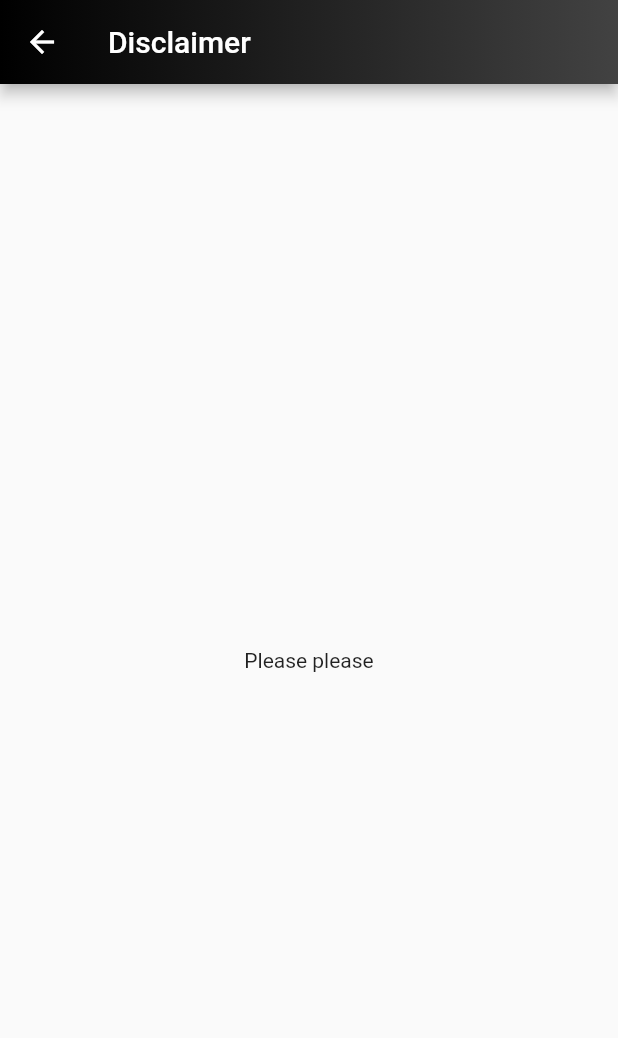
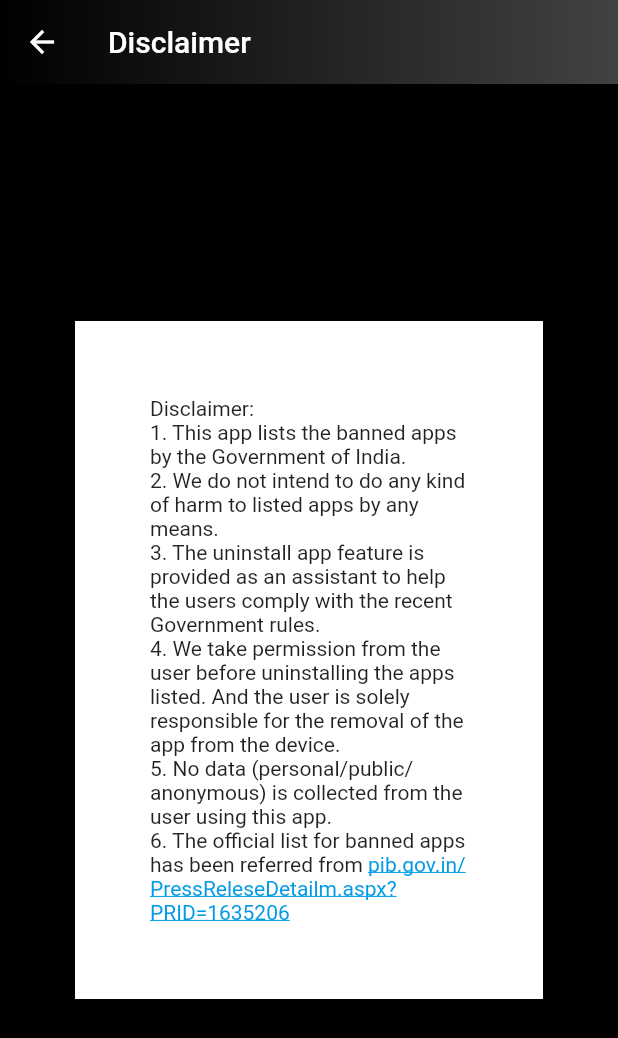
Before and after one commit to Phyla-Developers/Prahaar-UI, a Flutter app: the DisclaimerScreen screen opened by its route, on a phone screen of 412 x 824 dp. Shown: the top 1038 px of the screen. Run offline on Flutter 3.47's test engine with Material 2 defaults, Android fonts, the phone set to English and light mode, and no system bars; drawn by our look-alikes of flutter_linkify; our stand-ins replace gradient_app_bar; missing offline and left inert: device_apps, esys_flutter_share, intent.

Commit message:
Multiple Changes Disclaimer formatted About formatted Social dynamic link added Splash screen added

```diff
--- a/lib/main.dart
+++ b/lib/main.dart
@@ -7,11 +7,11 @@ import 'package:flutter/material.dart';
 import 'package:intent/intent.dart' as android_intent;
 import 'package:intent/action.dart' as android_action;
 import 'package:gradient_app_bar/gradient_app_bar.dart';
+import 'package:prahaar/pages/splash.dart';
 
 void main() => runApp(MaterialApp(
-      initialRoute: '/',
+      home: SplashScreen(),
       routes: {
-        '/': (context) => ListAppsPages(),
         '/about': (context) => AboutScreen(),
         '/disclaimer': (context) => DisclaimerScreen(),
         '/all_apps': (context) => AllAppsScreen(),
--- a/lib/pages/disclaimer.dart
+++ b/lib/pages/disclaimer.dart
@@ -1,7 +1,11 @@
 import 'package:flutter/material.dart';
+import 'package:flutter_linkify/flutter_linkify.dart';
 import 'package:gradient_app_bar/gradient_app_bar.dart';
+import 'dart:async';
+import 'package:url_launcher/url_launcher.dart';
 
 class DisclaimerScreen extends StatelessWidget {
+  final bodyTextStyle = TextStyle();
   @override
   Widget build(BuildContext context) {
     return Scaffold(
@@ -10,9 +14,30 @@ class DisclaimerScreen extends StatelessWidget {
         backgroundColorStart: Colors.black,
         backgroundColorEnd: Color.fromRGBO(66, 66, 66, 1),
       ),
-      body: Center(
-        child: Text('Please please'),
-      ),
+      body: Container(
+          width: double.infinity,
+          height: double.infinity,
+          padding: EdgeInsets.all(50),
+          color: Colors.black,
+          child: Center(
+            child: Container(
+              padding: EdgeInsets.all(50),
+              decoration: BoxDecoration(color: Colors.white),
+              child: Linkify(
+                  text:
+                      "Disclaimer:\n1. This app lists the banned apps by the Government of India.\n2. We do not intend to do any kind of harm to listed apps by any means.\n3. The uninstall app feature is provided as an assistant to help the users comply with the recent Government rules.\n4. We take permission from the user before uninstalling the apps listed. And the user is solely responsible for the removal of the app from the device.\n5. No data (personal/public/anonymous) is collected from the user using this app.\n6. The official list for banned apps has been referred from https://pib.gov.in/PressReleseDetailm.aspx?PRID=1635206",
+                  onOpen: _onOpen,
+                  linkStyle: TextStyle(color: Colors.lightBlue[600])),
+            ),
+          )),
     );
   }
 }
+
+Future<void> _onOpen(LinkableElement link) async {
+  if (await canLaunch(link.url)) {
+    await launch(link.url);
+  } else {
+    throw 'Could not launch $link';
+  }
+}
```
Also changed, not shown: lib/pages/about.dart (+28 -3 lines), lib/pages/social.dart (+19 -6 lines), lib/pages/splash.dart (added, +29 -0 lines), pubspec.yaml (+6 -2 lines), fonts/bebas___.ttf (added).
